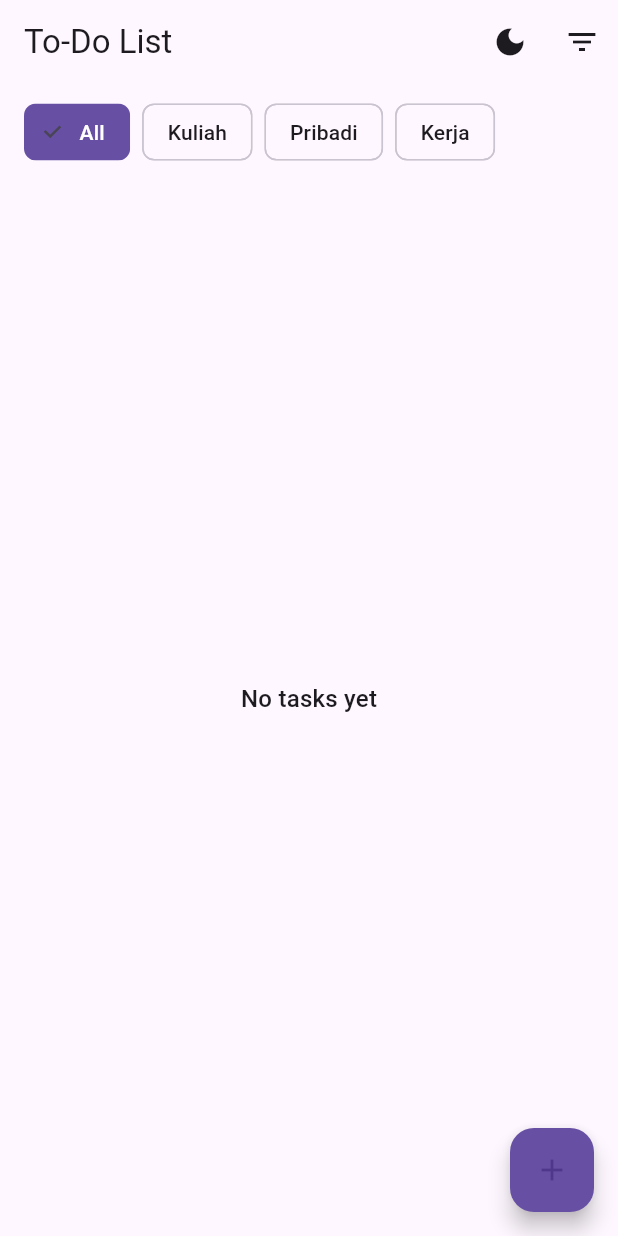
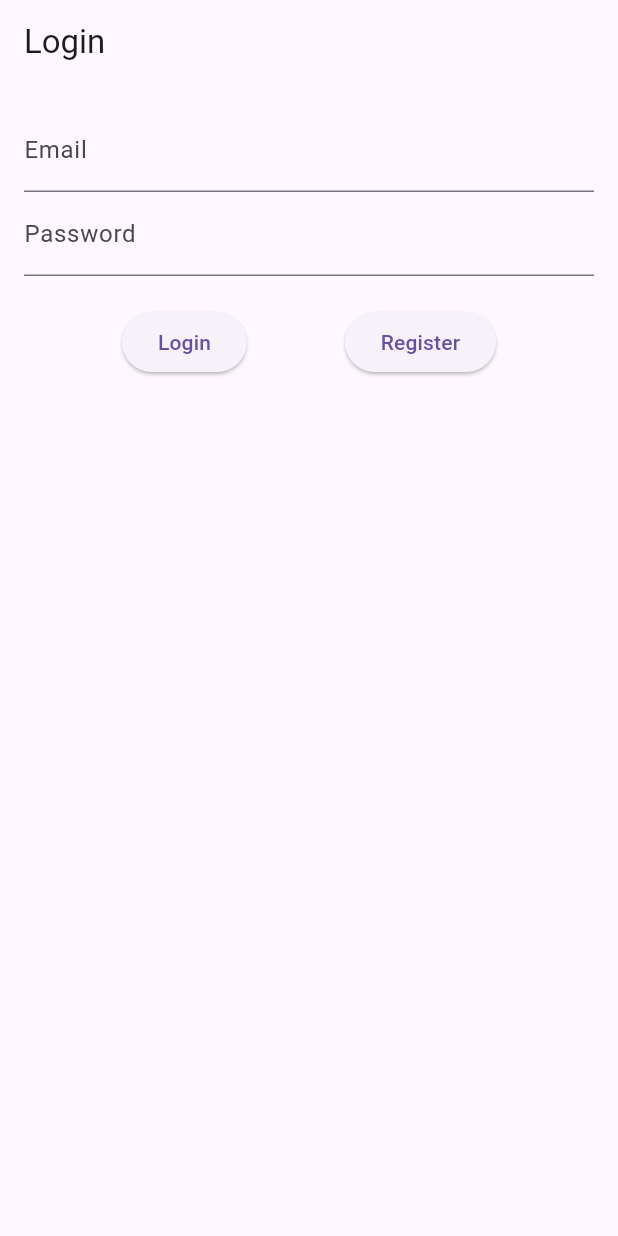
Before and after one commit to suryaprimap/Final-Project-MP, a Flutter app: the screen it shows after launch, on a phone screen of 412 x 824 dp. Run offline on Flutter 3.47's test engine with Material 3 defaults, Android fonts, the phone set to English and light mode, and no system bars; our stand-ins replace firebase_auth, firebase_core, flutter_local_notifications, shared_preferences, timezone; accounts and stored records are empty.

Commit message:
added firebase sync and login/logout

```diff
--- a/lib/main.dart
+++ b/lib/main.dart
@@ -1,12 +1,17 @@
 import 'package:flutter/material.dart';
+import 'package:firebase_core/firebase_core.dart';
+import 'package:firebase_auth/firebase_auth.dart';
 import 'pages/home_page.dart';
-import 'package:finalproject_mp/services/notification_service.dart';
+import 'pages/login_page.dart'; // make sure you have this
+import 'services/notification_service.dart';
 import 'package:timezone/data/latest.dart' as tz;
+import 'firebase_options.dart'; // generated by flutterfire CLI
 
 void main() async {
   WidgetsFlutterBinding.ensureInitialized();
   tz.initializeTimeZones();
   await NotificationService.init();
+  await Firebase.initializeApp(options: DefaultFirebaseOptions.currentPlatform);
   runApp(const MyApp());
 }
 
@@ -34,9 +39,41 @@ class _MyAppState extends State<MyApp> {
       theme: ThemeData.light(),
       darkTheme: ThemeData.dark(),
       themeMode: _themeMode,
-      home: HomePage(
-        onToggleTheme: toggleTheme, // kirim callback ke HomePage
+      home: StreamBuilder<User?>(
+        stream: FirebaseAuth.instance.authStateChanges(),
+        builder: (context, snapshot) {
+          // Not logged in
+          if (!snapshot.hasData) return const LoginPage();
+          // Logged in
+          return HomePage(onToggleTheme: toggleTheme);
+        },
       ),
     );
   }
 }
+
+/// AuthGate decides which page to show depending on login state
+class AuthGate extends StatelessWidget {
+  final Function(bool) themeToggle;
+  const AuthGate({super.key, required this.themeToggle});
+
+  @override
+  Widget build(BuildContext context) {
+    return StreamBuilder<User?>(
+      stream: FirebaseAuth.instance.authStateChanges(),
+      builder: (context, snapshot) {
+        if (snapshot.connectionState == ConnectionState.waiting) {
+          return const Scaffold(
+            body: Center(child: CircularProgressIndicator()),
+          );
+        }
+        if (snapshot.hasData) {
+          // User is logged in
+          return HomePage(onToggleTheme: themeToggle);
+        }
+        // User is not logged in
+        return const LoginPage();
+      },
+    );
+  }
+}
--- a/lib/models/task.dart
+++ b/lib/models/task.dart
@@ -1,5 +1,8 @@
+import 'package:uuid/uuid.dart';
+
 class Task {
   String id;
+  String userId;
   String title;
   String description;
   String category;
@@ -9,6 +12,7 @@ class Task {
 
   Task({
     required this.id,
+    required this.userId,
     required this.title,
     required this.description,
     required this.category,
@@ -17,17 +21,21 @@ class Task {
     this.reminderDate,
   });
 
-  factory Task.fromJson(Map<String, dynamic> json) => Task(
-    id: json['id'],
-    title: json['title'],
-    description: json['description'],
-    category: json['category'],
-    priority: json['priority'],
-    isDone: json['isDone'] ?? false,
-  );
+  Task.fromJson(Map<String, dynamic> json)
+    : id = json['id'] ?? const Uuid().v4(),
+      userId = json['userId'] ?? '', // <-- set default empty string
+      title = json['title'] ?? '',
+      description = json['description'] ?? '',
+      category = json['category'] ?? 'Umum',
+      priority = json['priority'] ?? 'Medium',
+      isDone = json['isDone'] ?? false,
+      reminderDate = json['reminderDate'] != null
+          ? DateTime.parse(json['reminderDate'])
+          : null;
 
   Map<String, dynamic> toJson() => {
     'id': id,
+    'userId': userId,
     'title': title,
     'description': description,
     'category': category,
--- /dev/null
+++ b/lib/pages/login_page.dart
@@ -0,0 +1,94 @@
+import 'package:flutter/material.dart';
+import 'package:firebase_auth/firebase_auth.dart';
+
+class LoginPage extends StatefulWidget {
+  const LoginPage({super.key});
+
+  @override
+  State<LoginPage> createState() => _LoginPageState();
+}
+
+class _LoginPageState extends State<LoginPage> {
+  final _emailController = TextEditingController();
+  final _passwordController = TextEditingController();
+  bool _loading = false;
+
+  void login() async {
+    setState(() {
+      _loading = true;
+    });
+    try {
+      await FirebaseAuth.instance.signInWithEmailAndPassword(
+        email: _emailController.text.trim(),
+        password: _passwordController.text.trim(),
+      );
+    } on FirebaseAuthException catch (e) {
+      ScaffoldMessenger.of(
+        context,
+      ).showSnackBar(SnackBar(content: Text(e.message ?? "Login failed")));
+    } finally {
+      setState(() {
+        _loading = false;
+      });
+    }
+  }
+
+  void register() async {
+    setState(() {
+      _loading = true;
+    });
+    try {
+      await FirebaseAuth.instance.createUserWithEmailAndPassword(
+        email: _emailController.text.trim(),
+        password: _passwordController.text.trim(),
+      );
+    } on FirebaseAuthException catch (e) {
+      ScaffoldMessenger.of(context).showSnackBar(
+        SnackBar(content: Text(e.message ?? "Registration failed")),
+      );
+    } finally {
+      setState(() {
+        _loading = false;
+      });
+    }
+  }
+
+  @override
+  Widget build(BuildContext context) {
+    return Scaffold(
+      appBar: AppBar(title: const Text("Login")),
+      body: Padding(
+        padding: const EdgeInsets.all(16.0),
+        child: Column(
+          children: [
+            TextField(
+              controller: _emailController,
+              decoration: const InputDecoration(labelText: "Email"),
+            ),
+            TextField(
+              controller: _passwordController,
+              decoration: const InputDecoration(labelText: "Password"),
+              obscureText: true,
+            ),
+            const SizedBox(height: 20),
+            _loading
+                ? const CircularProgressIndicator()
+                : Row(
+                    mainAxisAlignment: MainAxisAlignment.spaceEvenly,
+                    children: [
+                      ElevatedButton(
+                        onPressed: login,
+                        child: const Text("Login"),
+                      ),
+                      ElevatedButton(
+                        onPressed: register,
+                        child: const Text("Register"),
+                      ),
+                    ],
+                  ),
+          ],
+        ),
+      ),
+    );
+  }
+}
--- a/pubspec.yaml
+++ b/pubspec.yaml
@@ -30,6 +30,8 @@ environment:
 dependencies:
   flutter:
     sdk: flutter
+  firebase_core: ^2.18.0
+  firebase_auth: ^4.12.0
 
   # The following adds the Cupertino Icons font to your application.
   # Use with the CupertinoIcons class for iOS style icons.
```
Also changed, not shown: lib/pages/add_edit_task_page.dart (+13 -0 lines), lib/pages/home_page.dart (+21 -1 lines), firebase.json (added), lib/firebase_options.dart (added), pubspec.lock, 7 other files.
